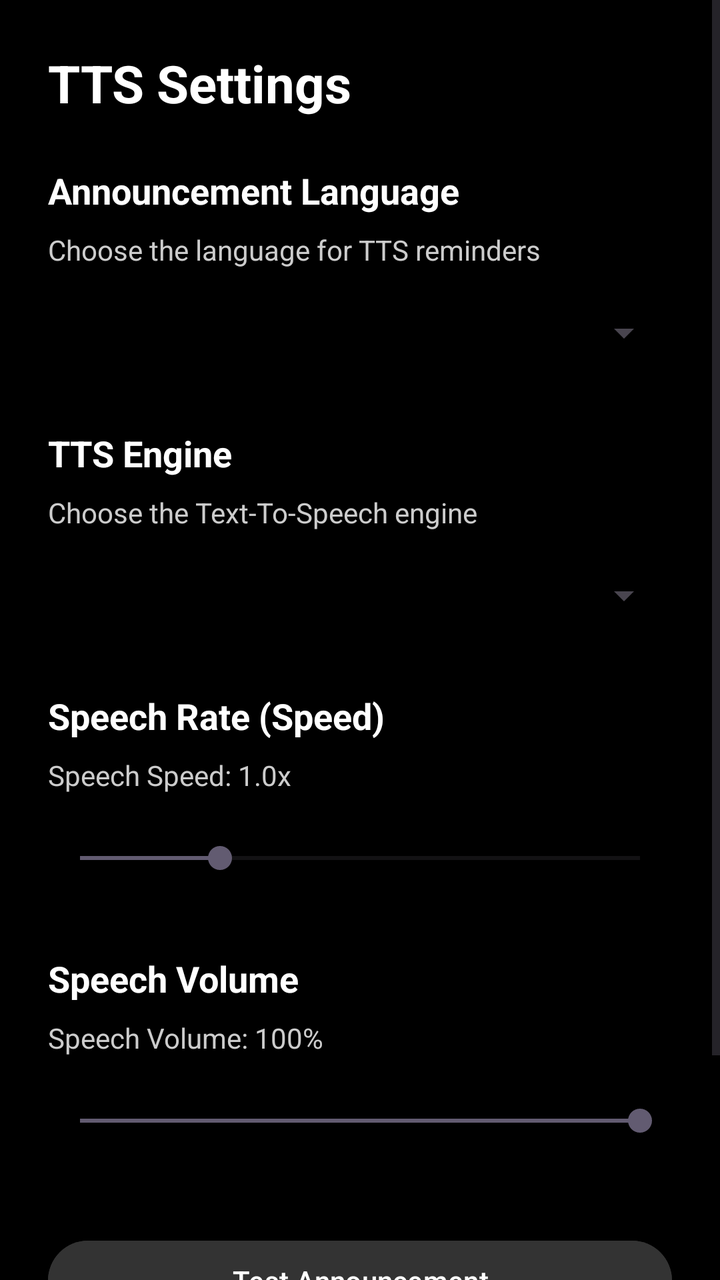
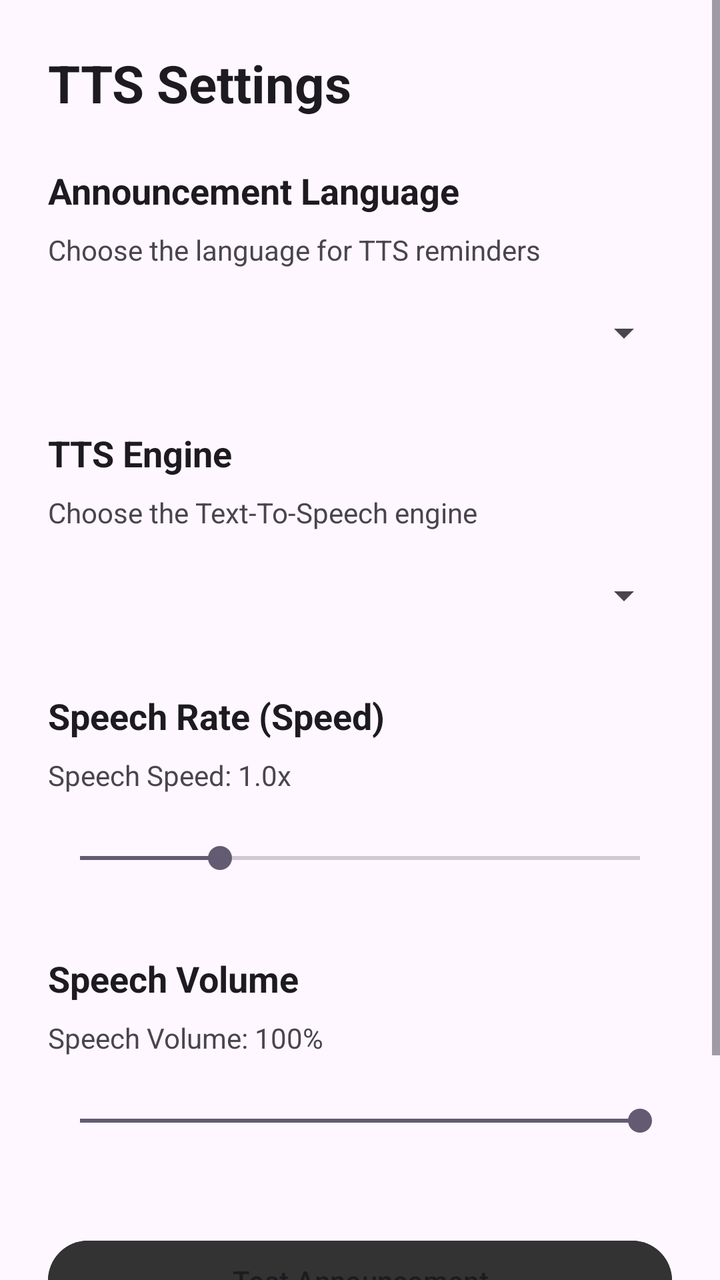

An Android layout rendered at two revisions. The XML below is the earlier revision; the diff shows what the commit changed to produce the second picture.
<!-- AndroidManifest.xml: application theme Theme.VITeacherToolkit -->
<!-- res/layout/activity_tts_settings.xml -->
<?xml version="1.0" encoding="utf-8"?>
<ScrollView xmlns:android="http://schemas.android.com/apk/res/android"
    android:layout_width="match_parent"
    android:layout_height="match_parent"
    android:fillViewport="true"
    android:isScrollContainer="true"
    android:importantForAccessibility="yes"
    android:background="#000000">

    <LinearLayout
        android:layout_width="match_parent"
        android:layout_height="wrap_content"
        android:orientation="vertical"
        android:padding="24dp">

        
        <TextView
            android:layout_width="match_parent"
            android:layout_height="wrap_content"
            android:text="TTS Settings"
            android:textColor="#FFFFFF"
            android:textSize="26sp"
            android:textStyle="bold"
            android:layout_marginBottom="24dp"
            android:accessibilityHeading="true"
            android:importantForAccessibility="yes" />

        
        <TextView
            android:id="@+id/tvLanguageLabel"
            android:layout_width="match_parent"
            android:layout_height="wrap_content"
            android:text="Announcement Language"
            android:textColor="#FFFFFF"
            android:textSize="18sp"
            android:textStyle="bold"
            android:layout_marginBottom="8dp"
            android:importantForAccessibility="yes" />

        <TextView
            android:layout_width="match_parent"
            android:layout_height="wrap_content"
            android:text="Choose the language for TTS reminders"
            android:textColor="#CCCCCC"
            android:layout_marginBottom="8dp"
            android:importantForAccessibility="no" />

        
        <Spinner
            android:id="@+id/spinnerLanguage"
            android:layout_width="match_parent"
            android:layout_height="48dp"
            android:contentDescription="Announcement Language: English or Malayalam or Hindi"
            android:layout_marginBottom="24dp"
            android:importantForAccessibility="yes" />

        
        <TextView
            android:id="@+id/tvEngineLabel"
            android:layout_width="match_parent"
            android:layout_height="wrap_content"
            android:text="TTS Engine"
            android:textColor="#FFFFFF"
            android:textSize="18sp"
            android:textStyle="bold"
            android:layout_marginBottom="8dp"
            android:importantForAccessibility="yes" />

        <TextView
            android:layout_width="match_parent"
            android:layout_height="wrap_content"
            android:text="Choose the Text-To-Speech engine"
            android:textColor="#CCCCCC"
            android:layout_marginBottom="8dp"
            android:importantForAccessibility="no" />

        
        <Spinner
            android:id="@+id/spinnerEngine"
            android:layout_width="match_parent"
            android:layout_height="48dp"
            android:contentDescription="TTS Engine"
            android:layout_marginBottom="24dp"
            android:importantForAccessibility="yes" />

        
        <TextView
            android:id="@+id/tvSpeedLabel"
            android:layout_width="match_parent"
            android:layout_height="wrap_content"
            android:text="Speech Rate (Speed)"
            android:textColor="#FFFFFF"
            android:textSize="18sp"
            android:textStyle="bold"
            android:layout_marginBottom="8dp"
            android:importantForAccessibility="yes" />

        <TextView
            android:id="@+id/tvSpeedValue"
            android:layout_width="match_parent"
            android:layout_height="wrap_content"
            android:text="Speech Speed: 1.0x"
            android:textColor="#CCCCCC"
            android:layout_marginBottom="8dp"
            android:importantForAccessibility="yes" />

        
        <SeekBar
            android:id="@+id/sbSpeed"
            android:layout_width="match_parent"
            android:layout_height="wrap_content"
            android:minHeight="48dp"
            android:max="20"
            android:progress="5"
            android:layout_marginBottom="24dp"
            android:importantForAccessibility="yes" />

        
        <TextView
            android:id="@+id/tvVolumeLabel"
            android:layout_width="match_parent"
            android:layout_height="wrap_content"
            android:text="Speech Volume"
            android:textColor="#FFFFFF"
            android:textSize="18sp"
            android:textStyle="bold"
            android:layout_marginBottom="8dp"
            android:importantForAccessibility="yes" />

        <TextView
            android:id="@+id/tvVolumeValue"
            android:layout_width="match_parent"
            android:layout_height="wrap_content"
            android:text="Speech Volume: 100%"
            android:textColor="#CCCCCC"
            android:layout_marginBottom="8dp"
            android:importantForAccessibility="yes" />

        
        <SeekBar
            android:id="@+id/sbVolume"
            android:layout_width="match_parent"
            android:layout_height="wrap_content"
            android:minHeight="48dp"
            android:max="100"
            android:progress="100"
            android:layout_marginBottom="32dp"
            android:importantForAccessibility="yes" />

        
        <Button
            android:id="@+id/btnTestTtsSettings"
            android:layout_width="match_parent"
            android:layout_height="wrap_content"
            android:minHeight="48dp"
            android:text="Test Announcement"
            android:textColor="#FFFFFF"
            android:backgroundTint="#333333"
            android:contentDescription="Play a test announcement using current settings"
            android:layout_marginBottom="16dp" />

        
        <Button
            android:id="@+id/btnSaveTtsSettings"
            android:layout_width="match_parent"
            android:layout_height="wrap_content"
            android:minHeight="48dp"
            android:text="Save Settings"
            android:textColor="#000000"
            android:backgroundTint="@color/lavender"
            android:contentDescription="Save all text to speech and language settings"
            android:layout_marginBottom="24dp" />

    </LinearLayout>
</ScrollView>
<!-- resources referenced by this layout -->
<resources>
  <color name="lavender">#FFE1BEE7</color>
  <style name="Theme.VITeacherToolkit" parent="Base.Theme.VITeacherToolkit" />
  <style name="Base.Theme.VITeacherToolkit" parent="Theme.Material3.DayNight.NoActionBar">
          
          <item name="colorPrimary">@color/lavender</item>
          <item name="colorOnPrimary">@color/black</item>
  
          
          <item name="android:spinnerStyle">@style/CustomSpinnerStyle</item>
          <item name="android:spinnerItemStyle">@style/CustomSpinnerItemStyle</item>
          <item name="android:spinnerDropDownItemStyle">@style/CustomSpinnerDropDownItemStyle</item>
          <item name="spinnerDropDownItemStyle">@style/CustomSpinnerDropDownItemStyle</item>
      </style>
  <color name="black">#FF000000</color>
  <style name="CustomSpinnerStyle" parent="Widget.AppCompat.Spinner">
          <item name="android:popupBackground">@color/grey_dark</item>
      </style>
  <style name="CustomSpinnerItemStyle" parent="Widget.AppCompat.TextView.SpinnerItem">
          <item name="android:textColor">@color/white</item>
          <item name="android:textSize">16sp</item>
      </style>
  <style name="CustomSpinnerDropDownItemStyle" parent="Widget.AppCompat.DropDownItem.Spinner">
          <item name="android:textColor">@color/white</item>
          <item name="android:background">@color/grey_dark</item>
          <item name="android:checkMarkTint">@color/lavender</item>
          <item name="android:textSize">16sp</item>
          <item name="android:padding">12dp</item>
      </style>
  <color name="grey_dark">#FF333333</color>
  <color name="white">#FFFFFFFF</color>
</resources>

<!-- the commit's change to res/layout/activity_tts_settings.xml (unified diff, before → after) -->
@@ -5,7 +5,7 @@
     android:fillViewport="true"
     android:isScrollContainer="true"
     android:importantForAccessibility="yes"
-    android:background="#000000">
+    android:background="?android:attr/windowBackground">
 
     <LinearLayout
         android:layout_width="match_parent"
@@ -18,7 +18,7 @@
             android:layout_width="match_parent"
             android:layout_height="wrap_content"
             android:text="TTS Settings"
-            android:textColor="#FFFFFF"
+            android:textColor="?android:attr/textColorPrimary"
             android:textSize="26sp"
             android:textStyle="bold"
             android:layout_marginBottom="24dp"
@@ -31,7 +31,7 @@
             android:layout_width="match_parent"
             android:layout_height="wrap_content"
             android:text="Announcement Language"
-            android:textColor="#FFFFFF"
+            android:textColor="?android:attr/textColorPrimary"
             android:textSize="18sp"
             android:textStyle="bold"
             android:layout_marginBottom="8dp"
@@ -41,7 +41,7 @@
             android:layout_width="match_parent"
             android:layout_height="wrap_content"
             android:text="Choose the language for TTS reminders"
-            android:textColor="#CCCCCC"
+            android:textColor="?android:attr/textColorSecondary"
             android:layout_marginBottom="8dp"
             android:importantForAccessibility="no" />
 
@@ -60,7 +60,7 @@
             android:layout_width="match_parent"
             android:layout_height="wrap_content"
             android:text="TTS Engine"
-            android:textColor="#FFFFFF"
+            android:textColor="?android:attr/textColorPrimary"
             android:textSize="18sp"
             android:textStyle="bold"
             android:layout_marginBottom="8dp"
@@ -70,7 +70,7 @@
             android:layout_width="match_parent"
             android:layout_height="wrap_content"
             android:text="Choose the Text-To-Speech engine"
-            android:textColor="#CCCCCC"
+            android:textColor="?android:attr/textColorSecondary"
             android:layout_marginBottom="8dp"
             android:importantForAccessibility="no" />
 
@@ -89,7 +89,7 @@
             android:layout_width="match_parent"
             android:layout_height="wrap_content"
             android:text="Speech Rate (Speed)"
-            android:textColor="#FFFFFF"
+            android:textColor="?android:attr/textColorPrimary"
             android:textSize="18sp"
             android:textStyle="bold"
             android:layout_marginBottom="8dp"
@@ -100,7 +100,7 @@
             android:layout_width="match_parent"
             android:layout_height="wrap_content"
             android:text="Speech Speed: 1.0x"
-            android:textColor="#CCCCCC"
+            android:textColor="?android:attr/textColorSecondary"
             android:layout_marginBottom="8dp"
             android:importantForAccessibility="yes" />
 
@@ -121,7 +121,7 @@
             android:layout_width="match_parent"
             android:layout_height="wrap_content"
             android:text="Speech Volume"
-            android:textColor="#FFFFFF"
+            android:textColor="?android:attr/textColorPrimary"
             android:textSize="18sp"
             android:textStyle="bold"
             android:layout_marginBottom="8dp"
@@ -132,7 +132,7 @@
             android:layout_width="match_parent"
             android:layout_height="wrap_content"
             android:text="Speech Volume: 100%"
-            android:textColor="#CCCCCC"
+            android:textColor="?android:attr/textColorSecondary"
             android:layout_marginBottom="8dp"
             android:importantForAccessibility="yes" />
 
@@ -154,7 +154,7 @@
             android:layout_height="wrap_content"
             android:minHeight="48dp"
             android:text="Test Announcement"
-            android:textColor="#FFFFFF"
+            android:textColor="?android:attr/textColorPrimary"
             android:backgroundTint="#333333"
             android:contentDescription="Play a test announcement using current settings"
             android:layout_marginBottom="16dp" />
<!-- resource entries referenced after the edit -->
@@ -15,20 +15,20 @@
       </style>
   <color name="black">#FF000000</color>
   <style name="CustomSpinnerStyle" parent="Widget.AppCompat.Spinner">
-          <item name="android:popupBackground">@color/grey_dark</item>
+          <item name="android:popupBackground">@color/white</item>
       </style>
   <style name="CustomSpinnerItemStyle" parent="Widget.AppCompat.TextView.SpinnerItem">
-          <item name="android:textColor">@color/white</item>
+          <item name="android:textColor">@color/black</item>
           <item name="android:textSize">16sp</item>
       </style>
   <style name="CustomSpinnerDropDownItemStyle" parent="Widget.AppCompat.DropDownItem.Spinner">
-          <item name="android:textColor">@color/white</item>
-          <item name="android:background">@color/grey_dark</item>
-          <item name="android:checkMarkTint">@color/lavender</item>
+          <item name="android:textColor">@color/black</item>
+          <item name="android:background">@color/white</item>
+          <item name="android:checkMarkTint">@color/lavender_dark</item>
           <item name="android:textSize">16sp</item>
           <item name="android:padding">12dp</item>
       </style>
-  <color name="grey_dark">#FF333333</color>
   <color name="white">#FFFFFFFF</color>
+  <color name="lavender_dark">#FFB080FF</color>
 </resources>
 
